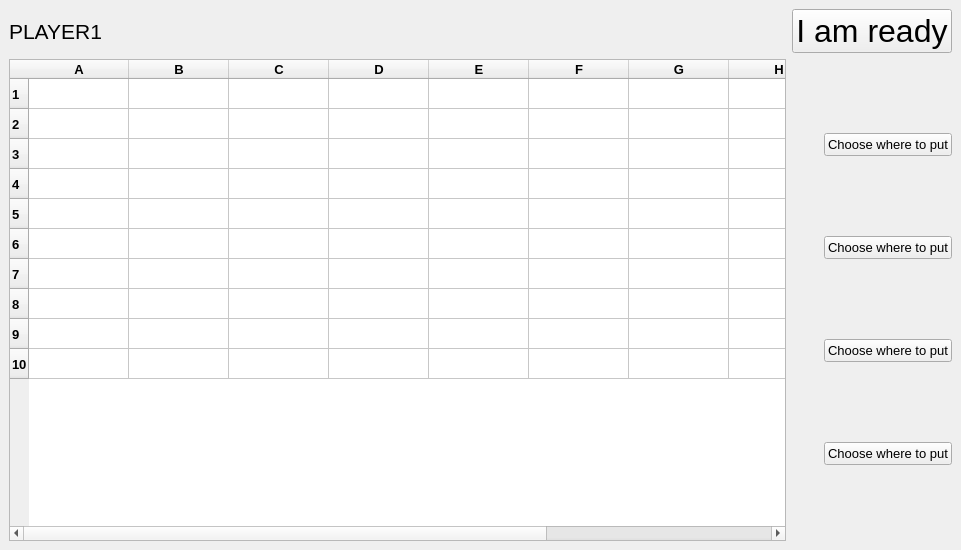
Qt form UI/readygame.ui (romka-best/QT_Project) before a commit.
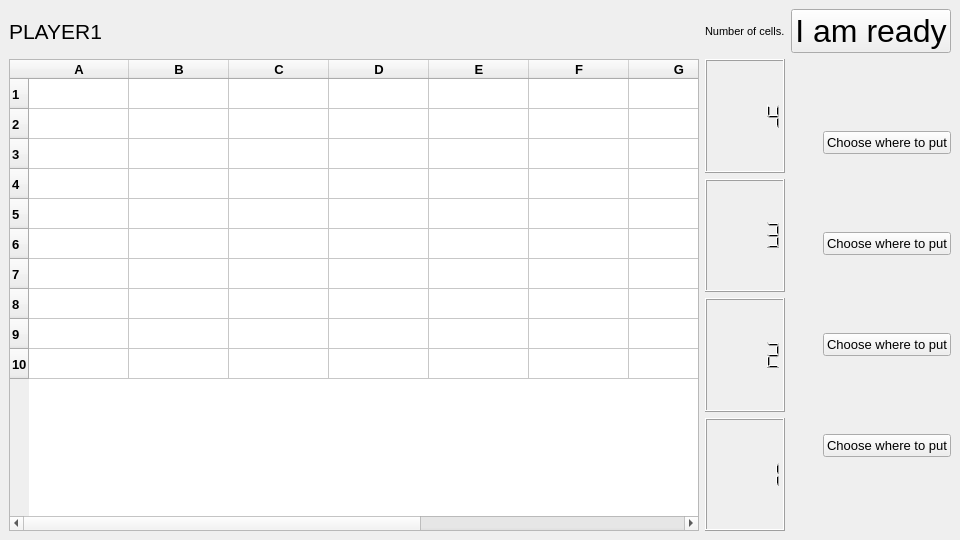
The same form after that commit.

Diff of the .ui file:
```diff
--- a/UI/readygame.ui
+++ b/UI/readygame.ui
@@ -6,8 +6,8 @@
             <rect>
                 <x>0</x>
                 <y>0</y>
-                <width>961</width>
-                <height>550</height>
+                <width>960</width>
+                <height>540</height>
             </rect>
         </property>
         <property name="windowTitle">
@@ -31,7 +31,7 @@
                         </item>
                     </layout>
                 </item>
-                <item row="0" column="1" colspan="2">
+                <item row="0" column="2" colspan="2">
                     <widget class="QPushButton" name="readyButton">
                         <property name="font">
                             <font>
@@ -43,6 +43,64 @@
                         </property>
                     </widget>
                 </item>
+                <item row="1" column="3">
+                    <layout class="QVBoxLayout" name="verticalLayout_2">
+                        <item>
+                            <widget class="QPushButton" name="linkorButton">
+                                <property name="font">
+                                    <font>
+                                        <pointsize>10</pointsize>
+                                        <italic>false</italic>
+                                        <strikeout>false</strikeout>
+                                    </font>
+                                </property>
+                                <property name="text">
+                                    <string>Choose where to put</string>
+                                </property>
+                            </widget>
+                        </item>
+                        <item>
+                            <widget class="QPushButton" name="kreyserButton">
+                                <property name="font">
+                                    <font>
+                                        <pointsize>10</pointsize>
+                                        <italic>false</italic>
+                                    </font>
+                                </property>
+                                <property name="text">
+                                    <string>Choose where to put</string>
+                                </property>
+                            </widget>
+                        </item>
+                        <item>
+                            <widget class="QPushButton" name="esminecButton">
+                                <property name="font">
+                                    <font>
+                                        <pointsize>10</pointsize>
+                                        <italic>false</italic>
+                                    </font>
+                                </property>
+                                <property name="text">
+                                    <string>Choose where to put</string>
+                                </property>
+                            </widget>
+                        </item>
+                        <item>
+                            <widget class="QPushButton" name="torpedButton">
+                                <property name="font">
+                                    <font>
+                                        <pointsize>10</pointsize>
+                                        <italic>false</italic>
+                                        <strikeout>false</strikeout>
+                                    </font>
+                                </property>
+                                <property name="text">
+                                    <string>Choose where to put</string>
+                                </property>
+                            </widget>
+                        </item>
+                    </layout>
+                </item>
                 <item row="1" column="0">
                     <widget class="QTableWidget" name="boardMap">
                         <property name="font">
@@ -160,7 +218,7 @@
                         </column>
                     </widget>
                 </item>
-                <item row="1" column="1">
+                <item row="1" column="2">
                     <layout class="QVBoxLayout" name="verticalLayout">
                         <item>
                             <widget class="QLabel" name="linkorImage">
@@ -192,64 +250,50 @@
                         </item>
                     </layout>
                 </item>
-                <item row="1" column="2">
-                    <layout class="QVBoxLayout" name="verticalLayout_2">
+                <item row="1" column="1">
+                    <layout class="QVBoxLayout" name="verticalLayout_3">
                         <item>
-                            <widget class="QPushButton" name="linkorButton">
-                                <property name="font">
-                                    <font>
-                                        <pointsize>10</pointsize>
-                                        <italic>false</italic>
-                                        <strikeout>false</strikeout>
-                                    </font>
+                            <widget class="QLCDNumber" name="lcdNumber">
+                                <property name="intValue" stdset="0">
+                                    <number>4</number>
                                 </property>
-                                <property name="text">
-                                    <string>Choose where to put</string>
-                                </property>
                             </widget>
                         </item>
                         <item>
-                            <widget class="QPushButton" name="kreyserButton">
-                                <property name="font">
-                                    <font>
-                                        <pointsize>10</pointsize>
-                                        <italic>false</italic>
-                                    </font>
+                            <widget class="QLCDNumber" name="lcdNumber_2">
+                                <property name="intValue" stdset="0">
+                                    <number>3</number>
                                 </property>
-                                <property name="text">
-                                    <string>Choose where to put</string>
-                                </property>
                             </widget>
                         </item>
                         <item>
-                            <widget class="QPushButton" name="esminecButton">
-                                <property name="font">
-                                    <font>
-                                        <pointsize>10</pointsize>
-                                        <italic>false</italic>
-                                    </font>
+                            <widget class="QLCDNumber" name="lcdNumber_3">
+                                <property name="intValue" stdset="0">
+                                    <number>2</number>
                                 </property>
-                                <property name="text">
-                                    <string>Choose where to put</string>
-                                </property>
                             </widget>
                         </item>
                         <item>
-                            <widget class="QPushButton" name="torpedButton">
-                                <property name="font">
-                                    <font>
-                                        <pointsize>10</pointsize>
-                                        <italic>false</italic>
-                                        <strikeout>false</strikeout>
-                                    </font>
-                                </property>
-                                <property name="text">
-                                    <string>Choose where to put</string>
+                            <widget class="QLCDNumber" name="lcdNumber_4">
+                                <property name="intValue" stdset="0">
+                                    <number>1</number>
                                 </property>
                             </widget>
                         </item>
                     </layout>
                 </item>
+                <item row="0" column="1">
+                    <widget class="QLabel" name="label">
+                        <property name="font">
+                            <font>
+                                <pointsize>8</pointsize>
+                            </font>
+                        </property>
+                        <property name="text">
+                            <string>Number of cells.</string>
+                        </property>
+                    </widget>
+                </item>
             </layout>
         </widget>
         <widget class="QMenuBar" name="menubar">
```
Left out of the diff: 5 changed lines with no effect on the pictures.
